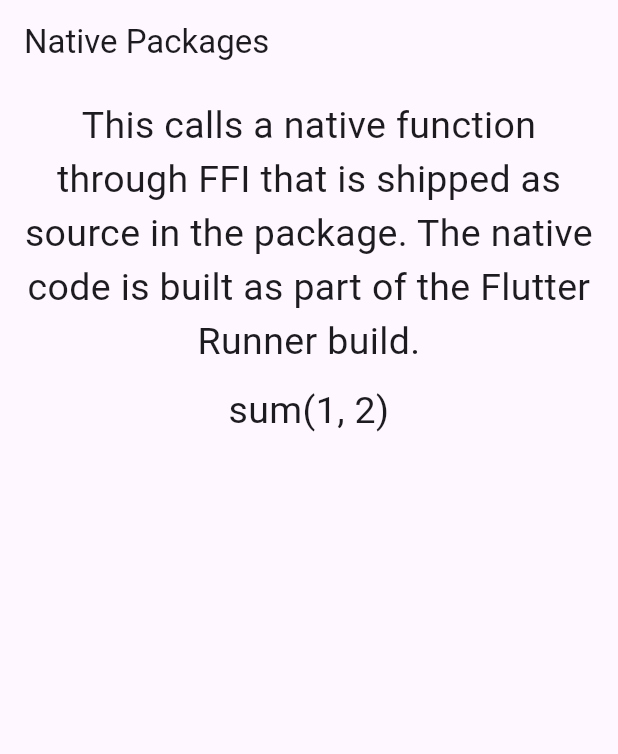
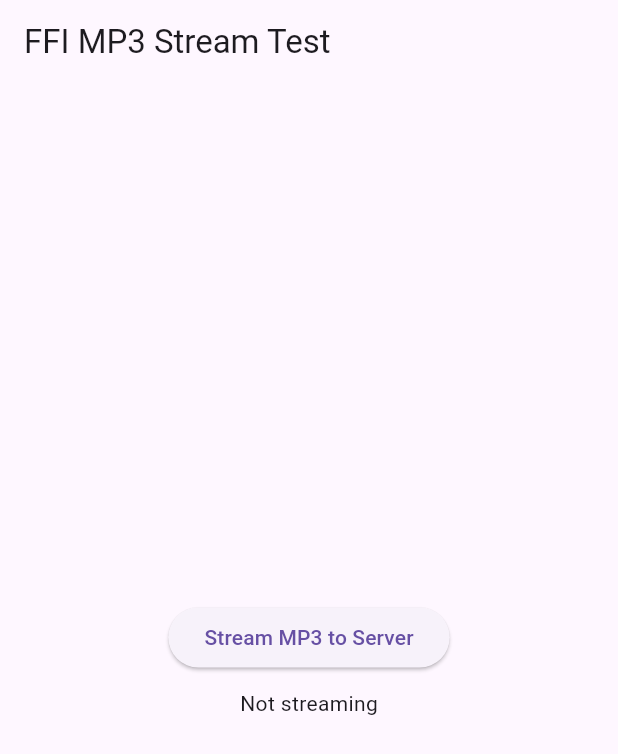
Before and after one commit to MosesEjim/plugin, a Flutter app: the screen it shows after launch, on a phone screen of 412 x 824 dp. Shown: the top 754 px of the screen. Run offline on Flutter 3.47's test engine with Material 3 defaults, Android fonts, the light colour scheme and no system bars; missing offline and left inert: dart:ffi.

Commit message:
more on plugin

```diff
--- a/example/lib/main.dart
+++ b/example/lib/main.dart
@@ -1,76 +1,96 @@
 import 'package:flutter/material.dart';
 import 'dart:async';
 import 'dart:ffi';
-
-//import 'package:flutter_audio_streamer/flutter_audio_streamer.dart';
+import 'package:flutter_audio_streamer/flutter_audio_streamer.dart';
+import 'package:http/http.dart' as http;
+import 'dart:typed_data';
 
 void main() {
-// final shout = Shout();
-// // Configure connection
-// shout.host = '167.71.141.252';
-// shout.port = 8000;
-// shout.user = 'source';
-// shout.password = 'moses@do';
-// shout.mount = '/koinonia-global';
-// shout.protocol = ShoutProtocol.HTTP;
-// shout.format = ShoutFormat.MP3;
-// Connect
-try {
-  //shout.connect();
-  print('Connected!');
-} catch (e) {
-  print('Error: $e');
-}
-print('Connected!');
+  WidgetsFlutterBinding.ensureInitialized();
   runApp(const MyApp());
 }
 
 class MyApp extends StatefulWidget {
-  const MyApp({super.key});
+  const MyApp({Key? key}) : super(key: key);
 
   @override
   State<MyApp> createState() => _MyAppState();
 }
 
 class _MyAppState extends State<MyApp> {
-  // late int sumResult;
-  // late Future<int> sumAsyncResult;
+  bool streaming = false;
 
   @override
   void initState() {
-    print("hello");
     super.initState();
+    debugPrint('App initialized');
+  }
+
+  Future<void> streamMp3FromUrl() async {
+    //if (streaming) return;
+     setState(() {
+      streaming = true;
+    });
+    final shout = new Shout();
+     setState(() {
+      streaming = false;
+    });
+    shout.host = '167.71.141.252';
+    shout.port = 8000;
+    shout.user = 'source';
+    shout.password = 'moses@do';
+    shout.mount = 'ec33c093-dca1-49be-a830-020ed715a071';
+    shout.protocol = ShoutProtocol.HTTP;
+    shout.format = ShoutFormat.MP3;
+    shout.connect();
+    setState(() {
+      streaming = true;
+    });
+
+    const url =
+        'https://drive.google.com/file/d/1EjcyIDsMSZpjC5uSu1t1ogGazKluzuxm/view?usp=drive_link';
+
+    debugPrint('Connecting to MP3 source...');
+
+    final request = http.Request('GET', Uri.parse(url));
+    final response = await request.send();
+
+    if (response.statusCode != 200) {
+      debugPrint('HTTP error ${response.statusCode}');
+      return;
+    }
+
+    debugPrint('Streaming started');
+
+    await for (final List<int> chunk in response.stream) {
+      // 👇 THIS is where you send data to libshout
+      shout.send(chunk);
+
+      debugPrint('Sent chunk: ${chunk.length} bytes');
+    }
+
+    debugPrint('Streaming finished');
+    streaming = false;
   }
 
   @override
   Widget build(BuildContext context) {
-    const textStyle = TextStyle(fontSize: 25);
-    const spacerSmall = SizedBox(height: 10);
     return MaterialApp(
       home: Scaffold(
-        appBar: AppBar(
-          title: const Text('Native Packages'),
-        ),
-        body: SingleChildScrollView(
-          child: Container(
-            padding: const EdgeInsets.all(10),
-            child: Column(
-              children: [
-                const Text(
-                  'This calls a native function through FFI that is shipped as source in the package. '
-                  'The native code is built as part of the Flutter Runner build.',
-                  style: textStyle,
-                  textAlign: TextAlign.center,
-                ),
-                spacerSmall,
-                Text(
-                  'sum(1, 2)',
-                  style: textStyle,
-                  textAlign: TextAlign.center,
-                )
-              ],
-            ),
+        appBar: AppBar(title: const Text('FFI MP3 Stream Test')),
+        body: Center(
+           child: Column(
+            mainAxisSize: MainAxisSize.min, // shrink to fit contents
+            children: [
+              ElevatedButton(
+                onPressed: streamMp3FromUrl,
+                child: const Text('Stream MP3 to Server'),
+              ),
+              const SizedBox(height: 10), // small spacing
+              Text(streaming ? 'Streaming...' : 'Not streaming'),
+            ],
           ),
+
         ),
       ),
     );
--- a/example/pubspec.yaml
+++ b/example/pubspec.yaml
@@ -31,6 +31,7 @@
   flutter:
     sdk: flutter
   ffi: ^2.1.3
+  http: ^1.2.0
 
   flutter_audio_streamer:
     # When depending on this package from a real application you should use:
--- a/lib/flutter_audio_streamer.dart
+++ b/lib/flutter_audio_streamer.dart
@@ -16,8 +16,10 @@
   }
 
   void _init() {
+    print('Initializing libshout...');
     _lib.shout_init();
     _shout = _lib.shout_new();
+    print('Shout instance created: $_shout');
     if (_shout == nullptr) {
       throw Exception('Failed to create shout instance');
     }
```
Also changed, not shown: example/pubspec.lock.
